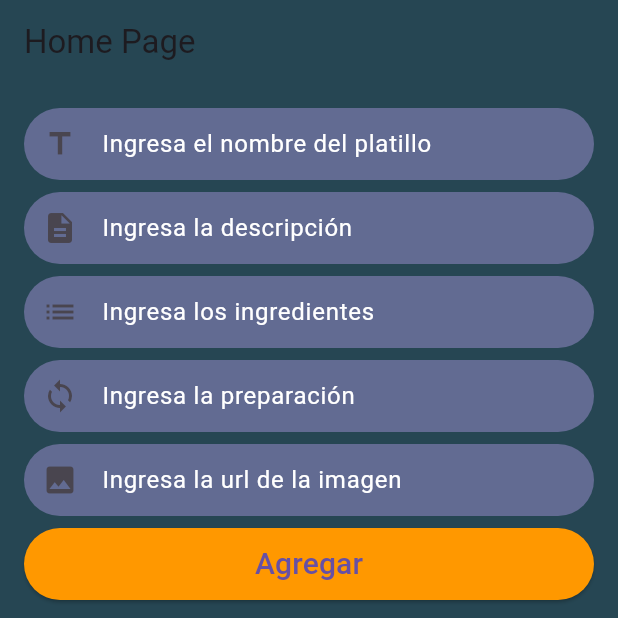
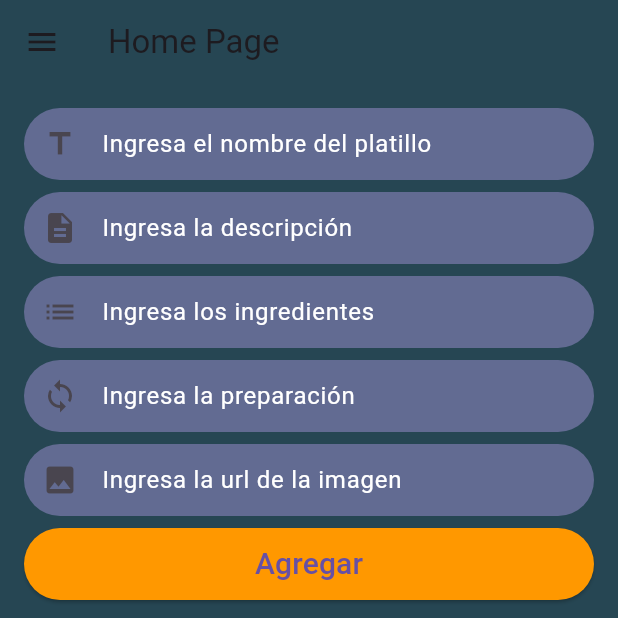
Before and after one commit to fr4nsgallegos/recetasappG8, a Flutter app: the screen it shows after launch, on a phone screen of 412 x 824 dp, the top half of it. Run offline on Flutter 3.47's test engine with Material 3 defaults, Android fonts, the phone set to English and light mode, and no system bars; drawn by our look-alikes of curved_navigation_bar; network calls fail.

Commit message:
menu hambuerguer

```diff
--- a/lib/pages/tab_bar_page.dart
+++ b/lib/pages/tab_bar_page.dart
@@ -32,6 +32,22 @@ class _TabBarPageState extends State<TabBarPage> {
           title: Text(pagesDetails[activePageIndex].title),
           backgroundColor: pagesDetails[activePageIndex].bgColor,
         ),
+        drawer: Drawer(
+          child: ListView(
+            children: [
+              DrawerHeader(
+                // padding: EdgeInsets.all(8),
+                child: Text("Header"),
+                decoration: BoxDecoration(
+                  color: Color(0xff669bbc),
+                ),
+              ),
+              ...pagesDetails
+                  .map((e) => ListTile(leading: e.icono, title: Text(e.title)))
+                  .toList(),
+            ],
+          ),
+        ),
         bottomNavigationBar: CurvedNavigationBar(
           backgroundColor: pagesDetails[activePageIndex].bgColor,
           buttonBackgroundColor:
@@ -40,12 +56,14 @@ class _TabBarPageState extends State<TabBarPage> {
           // height: 50,
           index: activePageIndex,
           items: [
-            pagesDetails[0].icono,
-            pagesDetails[1].icono,
-            pagesDetails[2].icono,
-            pagesDetails[3].icono,
-            pagesDetails[4].icono,
-            pagesDetails[5].icono,
+            ...pagesDetails.map((e) => e.icono).toList()
+
+            // pagesDetails[0].icono,
+            // pagesDetails[1].icono,
+            // pagesDetails[2].icono,
+            // pagesDetails[3].icono,
+            // pagesDetails[4].icono,
+            // pagesDetails[5].icono,
             // Icon(Icons.home),
             // Icon(Icons.food_bank_outlined),
             // Icon(Icons.person),
@@ -66,12 +84,14 @@ class _TabBarPageState extends State<TabBarPage> {
             setState(() {});
           },
           children: [
-            pagesDetails[0].pageName,
-            pagesDetails[1].pageName,
-            pagesDetails[2].pageName,
-            pagesDetails[3].pageName,
-            pagesDetails[4].pageName,
-            pagesDetails[5].pageName,
+            ...pagesDetails.map((e) => e.pageName).toList()
+
+            // pagesDetails[0].pageName,
+            // pagesDetails[1].pageName,
+            // pagesDetails[2].pageName,
+            // pagesDetails[3].pageName,
+            // pagesDetails[4].pageName,
+            // pagesDetails[5].pageName,
             // HomePage(
             //   bgColor: Color(0xff264653),
             // ),
```
